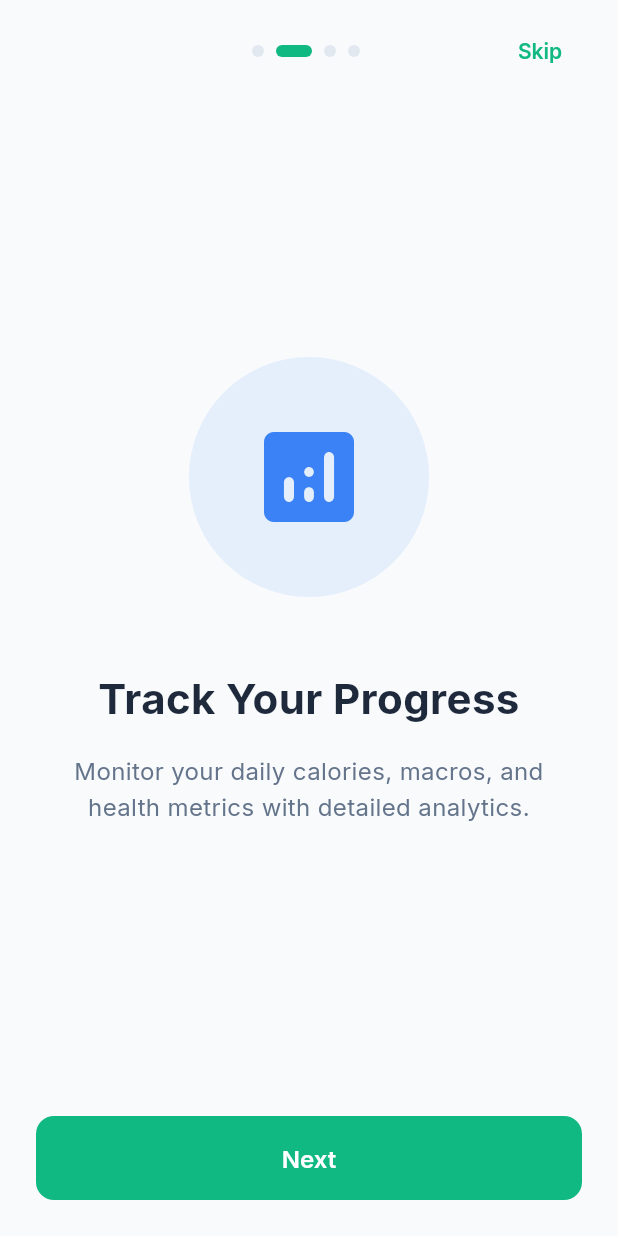
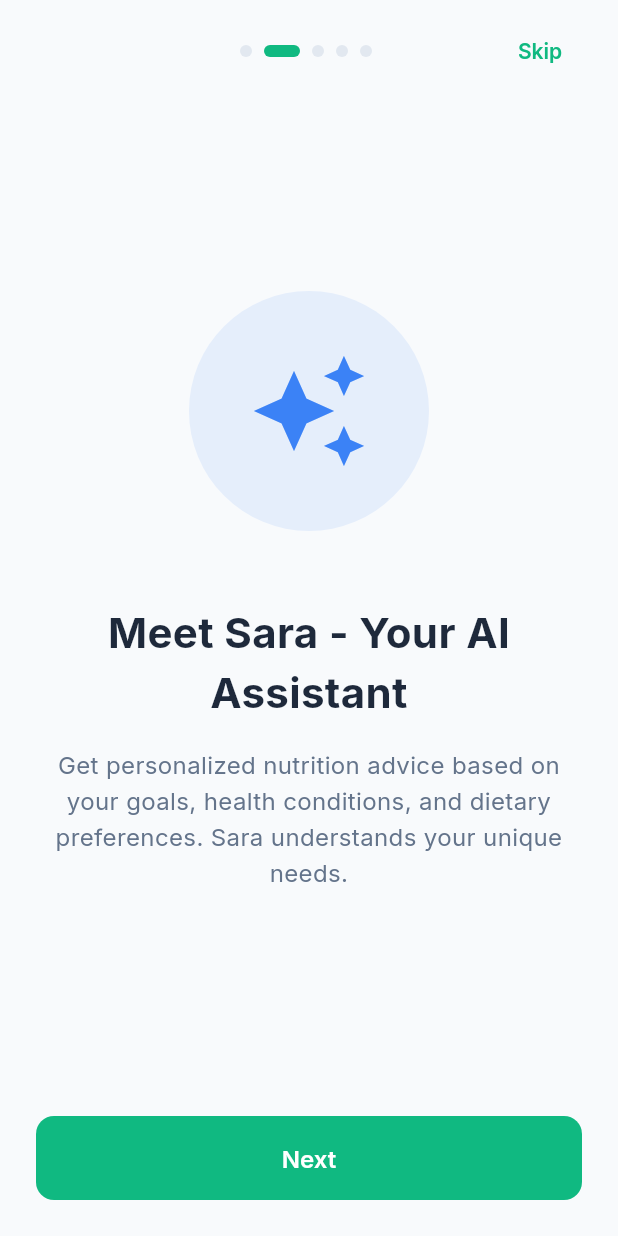
Before and after one commit to Nishandas10/snapieai, a Flutter app: the screen it shows after launch, swiped to page 2, on a phone screen of 412 x 824 dp. Run offline on Flutter 3.47's test engine with Material 3 defaults, Android fonts, the light colour scheme and no system bars; our stand-ins replace camera, cloud_firestore, cloud_functions, equatable, firebase_auth, firebase_core and 15 more; accounts and stored records are empty.

Commit message:
UI improvements

```diff
--- a/lib/core/router/app_router.dart
+++ b/lib/core/router/app_router.dart
@@ -126,7 +126,10 @@ final appRouterProvider = Provider<GoRouter>((ref) {
           GoRoute(
             path: AppRoutes.foodLog,
             name: 'foodLog',
-            builder: (context, state) => const FoodLogScreen(),
+            builder: (context, state) {
+              final tabIndex = state.extra as int? ?? 0;
+              return FoodLogScreen(initialTabIndex: tabIndex);
+            },
           ),
           GoRoute(
             path: AppRoutes.analytics,
--- a/lib/features/chat/presentation/chat_screen.dart
+++ b/lib/features/chat/presentation/chat_screen.dart
@@ -42,13 +42,16 @@ class _ChatScreenState extends ConsumerState<ChatScreen> {
   void _addInitialMessage() {
     final initialMessage = ChatMessageModel(
       id: 'initial',
-      content: '''👋 Hi! I'm your AI nutrition assistant. I can help you with:
+      content:
+          '''👋 Hi! I'm Sara, your personal nutrition assistant. I can help you with:
 
 • 🍎 Food and nutrition questions
 • 📊 Analyzing your eating patterns
 • 🍽️ Meal suggestions based on your goals
-• 🏥 Advice considering your health conditions
+• 🏥 Personalized advice for your health conditions
 • 💡 Tips for healthier eating
+
+Your chat history is stored locally on your device - only you have access to it.
 
 How can I help you today?''',
       isUser: false,
@@ -235,7 +238,14 @@ How can I help you today?''',
   Widget build(BuildContext context) {
     return Scaffold(
       appBar: AppBar(
-        title: const Text('AI Assistant'),
+        title: const Row(
+          mainAxisSize: MainAxisSize.min,
+          children: [
+            Icon(Icons.auto_awesome, size: 20, color: AppColors.primary),
+            SizedBox(width: 8),
+            Text('Sara'),
+          ],
+        ),
         leading: IconButton(
           icon: const Icon(Icons.arrow_back),
           onPressed: () => context.pop(),
--- a/lib/features/home/presentation/home_screen.dart
+++ b/lib/features/home/presentation/home_screen.dart
@@ -156,8 +156,8 @@ class HomeScreen extends ConsumerWidget {
                         const SizedBox(width: 12),
                         Expanded(
                           child: _QuickActionCard(
-                            icon: Icons.chat,
-                            label: 'AI Chat',
+                            icon: Icons.auto_awesome,
+                            label: 'Ask Sara',
                             color: AppColors.accent,
                             onTap: () => context.push(AppRoutes.chat),
                           ),
@@ -211,7 +211,7 @@ class HomeScreen extends ConsumerWidget {
                   child: _MealCard(
                     mealType: mealType,
                     meal: meal,
-                    onTap: () => context.go(AppRoutes.foodLog),
+                    onTap: () => context.go(AppRoutes.foodLog, extra: index),
                     onAdd: () => context.push(AppRoutes.addFood),
                   ),
                 );
--- a/lib/features/onboarding/presentation/onboarding_screen.dart
+++ b/lib/features/onboarding/presentation/onboarding_screen.dart
@@ -20,30 +20,37 @@ class _OnboardingScreenState extends State<OnboardingScreen> {
     OnboardingPage(
       title: 'Snap Your Food',
       description:
-          'Take a photo of your meal and let AI analyze the nutritional content instantly.',
+          'Take a photo of your meal and let AI analyze the nutritional content instantly. Get detailed macro and micronutrient breakdown.',
       icon: Icons.camera_alt_rounded,
       color: AppColors.primary,
     ),
     OnboardingPage(
-      title: 'Track Your Progress',
+      title: 'Meet Sara - Your AI Assistant',
       description:
-          'Monitor your daily calories, macros, and health metrics with detailed analytics.',
-      icon: Icons.analytics_rounded,
+          'Get personalized nutrition advice based on your goals, health conditions, and dietary preferences. Sara understands your unique needs.',
+      icon: Icons.auto_awesome,
       color: AppColors.secondary,
     ),
     OnboardingPage(
-      title: 'Personalized Nutrition',
+      title: 'Health-Aware Tracking',
       description:
-          'Get AI-powered meal plans and recommendations tailored to your health goals.',
-      icon: Icons.restaurant_menu_rounded,
+          'Track glycemic index, sodium, and sugar levels. Perfect for managing diabetes, blood pressure, PCOS, and other health conditions.',
+      icon: Icons.favorite_rounded,
+      color: AppColors.error,
+    ),
+    OnboardingPage(
+      title: 'Complete Nutrition Insights',
+      description:
+          'View detailed micronutrients including iron, calcium, vitamins, and health scores for every food you log.',
+      icon: Icons.analytics_rounded,
       color: AppColors.accent,
     ),
     OnboardingPage(
-      title: 'Health-Aware',
+      title: 'Privacy First',
       description:
-          'Special guidance for BP, diabetes, PCOS, and other health conditions.',
-      icon: Icons.favorite_rounded,
-      color: AppColors.error,
+          'Your chat sessions are stored securely in local storage on your device. No one has access to your conversations except you.',
+      icon: Icons.lock_rounded,
+      color: AppColors.info,
     ),
   ];
 
```
Also changed, not shown: lib/features/food_log/presentation/food_log_screen.dart (+8 -2 lines), 2 other files.
